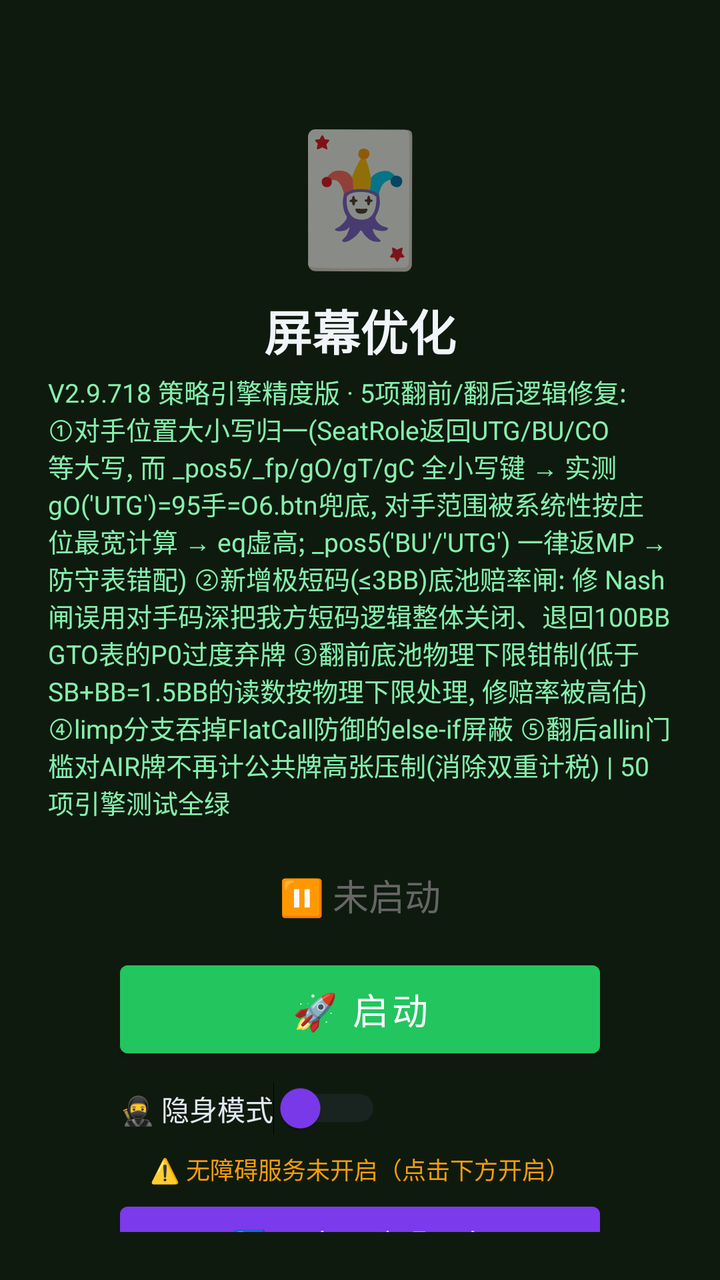
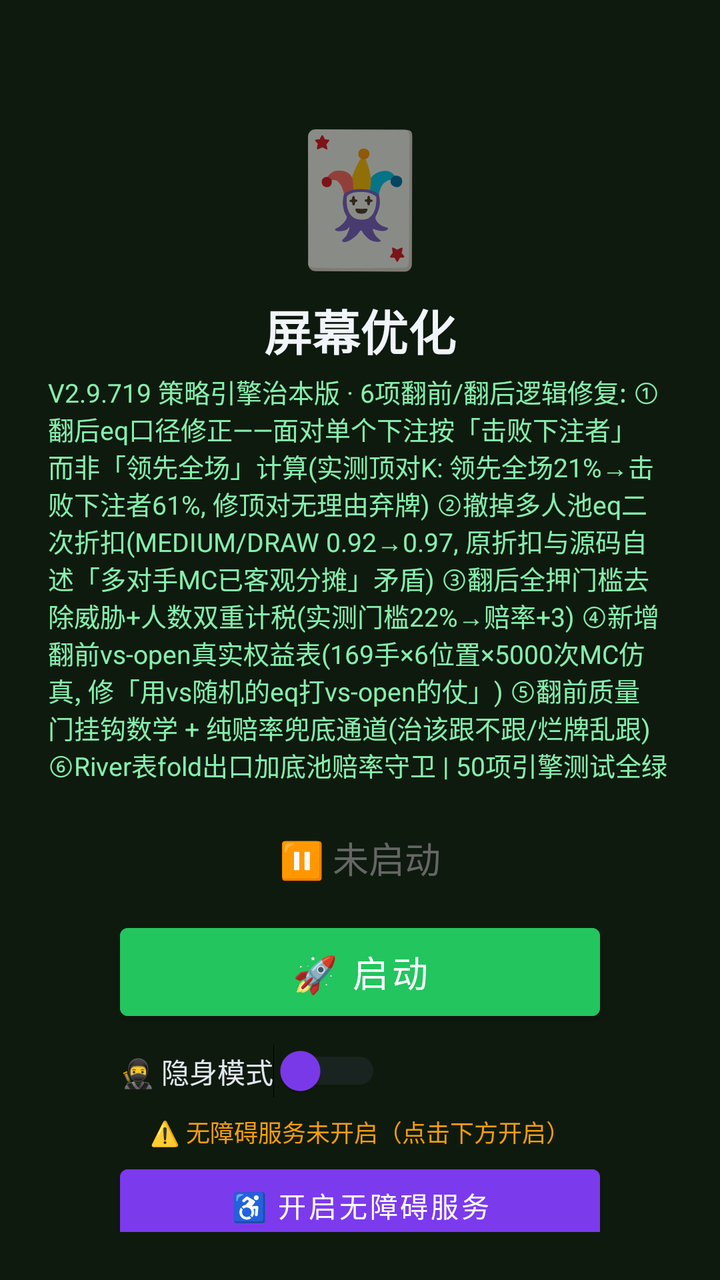

Compare the two renders of this Android layout. The source of the first and the diff that turns it into the second are given below.
<!-- AndroidManifest.xml: activity theme Theme.MjScreenshot -->
<!-- res/layout/activity_main.xml -->
<?xml version="1.0" encoding="utf-8"?>
<LinearLayout xmlns:android="http://schemas.android.com/apk/res/android"
    android:layout_width="match_parent"
    android:layout_height="match_parent"
    android:orientation="vertical"
    android:background="#0f1a0f"
    android:padding="24dp"
    android:gravity="center_horizontal">

    <TextView
        android:layout_width="wrap_content"
        android:layout_height="wrap_content"
        android:text="🃏"
        android:textSize="64sp"
        android:layout_marginTop="30dp" />

    <TextView
        android:layout_width="wrap_content"
        android:layout_height="wrap_content"
        android:text="屏幕优化"
        android:textSize="24sp"
        android:textColor="#f1f5f9"
        android:textStyle="bold"
        android:layout_marginTop="8dp" />

    <TextView
        android:layout_width="wrap_content"
        android:layout_height="wrap_content"
        android:text="V2.9.718 策略引擎精度版 · 5项翻前/翻后逻辑修复: ①对手位置大小写归一(SeatRole返回UTG/BU/CO等大写, 而 _pos5/_fp/gO/gT/gC 全小写键 → 实测 gO('UTG')=95手=O6.btn兜底, 对手范围被系统性按庄位最宽计算 → eq虚高; _pos5('BU'/'UTG') 一律返MP → 防守表错配) ②新增极短码(≤3BB)底池赔率闸: 修 Nash闸误用对手码深把我方短码逻辑整体关闭、退回100BB GTO表的P0过度弃牌 ③翻前底池物理下限钳制(低于SB+BB=1.5BB的读数按物理下限处理, 修赔率被高估) ④limp分支吞掉FlatCall防御的else-if屏蔽 ⑤翻后allin门槛对AIR牌不再计公共牌高张压制(消除双重计税) | 50项引擎测试全绿"
        android:textSize="13sp"
        android:textColor="#86efac"
        android:layout_marginTop="4dp" />

    <TextView
        android:id="@+id/tvStatus"
        android:layout_width="wrap_content"
        android:layout_height="wrap_content"
        android:text="⏸ 未启动"
        android:textSize="18sp"
        android:textColor="#666666"
        android:layout_marginTop="24dp" />

    <Button
        android:id="@+id/btnStart"
        android:layout_width="240dp"
        android:layout_height="56dp"
        android:text="🚀 启动"
        android:textSize="18sp"
        android:textColor="#ffffff"
        android:backgroundTint="#22c55e"
        android:layout_marginTop="16dp" />

    <Button
        android:id="@+id/btnHelper"
        android:layout_width="240dp"
        android:layout_height="56dp"
        android:text="🃏 打开智囊"
        android:textSize="16sp"
        android:textColor="#ffffff"
        android:backgroundTint="#16a34a"
        android:layout_marginTop="12dp"
        android:visibility="gone" />

    
    <LinearLayout
        android:layout_width="240dp"
        android:layout_height="wrap_content"
        android:orientation="horizontal"
        android:gravity="center_vertical"
        android:layout_marginTop="8dp">

        <Switch
            android:id="@+id/switchStealth"
            android:layout_width="wrap_content"
            android:layout_height="wrap_content"
            android:text="🥷 隐身模式"
            android:textColor="#e2e8f0"
            android:textSize="14sp"
            android:thumbTint="#7c3aed"
            android:trackTint="#374151" />
    </LinearLayout>

    <TextView
        android:id="@+id/tvAccessibilityStatus"
        android:layout_width="wrap_content"
        android:layout_height="wrap_content"
        android:text="⚠️ 无障碍服务未开启（点击下方开启）"
        android:textSize="12sp"
        android:textColor="#f59e0b"
        android:layout_marginTop="8dp"
        android:gravity="center" />

    <Button
        android:id="@+id/btnAccessibility"
        android:layout_width="240dp"
        android:layout_height="48dp"
        android:text="♿ 开启无障碍服务"
        android:textSize="14sp"
        android:textColor="#ffffff"
        android:backgroundTint="#7c3aed"
        android:layout_marginTop="4dp" />

    <TextView
        android:layout_width="wrap_content"
        android:layout_height="wrap_content"
        android:text="━━ API视觉识别配置 ━━"
        android:textSize="13sp"
        android:textColor="#f59e0b"
        android:layout_marginTop="20dp" />

    <LinearLayout
        android:layout_width="match_parent"
        android:layout_height="wrap_content"
        android:orientation="horizontal"
        android:layout_marginTop="8dp"
        android:gravity="center_vertical">

        <TextView
            android:layout_width="wrap_content"
            android:layout_height="wrap_content"
            android:text="平台:"
            android:textSize="14sp"
            android:textColor="#94a3b8" />

        <Spinner
            android:id="@+id/spinnerProvider"
            android:layout_width="120dp"
            android:layout_height="40dp"
            android:layout_marginStart="8dp"
            android:backgroundTint="#374151" />

        <TextView
            android:id="@+id/tvApiStatus"
            android:layout_width="wrap_content"
            android:layout_height="wrap_content"
            android:text="❌ 未配置"
            android:textSize="12sp"
            android:textColor="#ef4444"
            android:layout_marginStart="12dp" />
    </LinearLayout>

    <EditText
        android:id="@+id/etApiKey"
        android:layout_width="match_parent"
        android:layout_height="44dp"
        android:hint="输入API Key（如 sk-xxx）"
        android:textSize="14sp"
        android:textColor="#e2e8f0"
        android:textColorHint="#64748b"
        android:backgroundTint="#374151"
        android:inputType="textPassword"
        android:layout_marginTop="8dp"
        android:paddingStart="12dp"
        android:paddingEnd="12dp" />

    <Button
        android:id="@+id/btnSaveApi"
        android:layout_width="200dp"
        android:layout_height="44dp"
        android:text="💾 保存API配置"
        android:textSize="14sp"
        android:textColor="#ffffff"
        android:backgroundTint="#d97706"
        android:layout_marginTop="8dp" />

    <TextView
        android:id="@+id/tvHint"
        android:layout_width="wrap_content"
        android:layout_height="wrap_content"
        android:text="先点上方按钮启动截屏"
        android:textSize="13sp"
        android:textColor="#666666"
        android:layout_marginTop="12dp"
        android:gravity="center" />

    <TextView
        android:layout_width="wrap_content"
        android:layout_height="wrap_content"
        android:text="使用步骤：\n1. 配置API Key（支持OpenAI/通义千问VL/硅基流动）\n2. 点「开启无障碍服务」→ 开启\n3. 开启「🥷隐身模式」(反检测)\n4. 点「启动」→ 允许悬浮窗\n5. 打牌时点屏幕上的🎯悬浮球即可截屏识别\n★ 拖动悬浮球可移到不挡牌的位置 ★\n★ 长按悬浮球可展开/收起详细面板 ★\n★ 悬浮球边框颜色=建议：绿=加注 橙=跟注 红=弃牌 ★"
        android:textSize="12sp"
        android:textColor="#64748b"
        android:layout_marginTop="12dp"
        android:lineSpacingExtra="3dp" />

</LinearLayout>
<!-- resources referenced by this layout -->
<resources>
  <style name="Theme.MjScreenshot" parent="Theme.MaterialComponents.DayNight.DarkActionBar">
          <item name="colorPrimary">#1e40af</item>
          <item name="colorPrimaryVariant">#1e3a8a</item>
          <item name="colorOnPrimary">#ffffff</item>
          <item name="android:statusBarColor">#0f172a</item>
      </style>
</resources>

<!-- the commit's change to res/layout/activity_main.xml (unified diff, before → after) -->
@@ -26,7 +26,7 @@
     <TextView
         android:layout_width="wrap_content"
         android:layout_height="wrap_content"
-        android:text="V2.9.718 策略引擎精度版 · 5项翻前/翻后逻辑修复: ①对手位置大小写归一(SeatRole返回UTG/BU/CO等大写, 而 _pos5/_fp/gO/gT/gC 全小写键 → 实测 gO('UTG')=95手=O6.btn兜底, 对手范围被系统性按庄位最宽计算 → eq虚高; _pos5('BU'/'UTG') 一律返MP → 防守表错配) ②新增极短码(≤3BB)底池赔率闸: 修 Nash闸误用对手码深把我方短码逻辑整体关闭、退回100BB GTO表的P0过度弃牌 ③翻前底池物理下限钳制(低于SB+BB=1.5BB的读数按物理下限处理, 修赔率被高估) ④limp分支吞掉FlatCall防御的else-if屏蔽 ⑤翻后allin门槛对AIR牌不再计公共牌高张压制(消除双重计税) | 50项引擎测试全绿"
+        android:text="V2.9.719 策略引擎治本版 · 6项翻前/翻后逻辑修复: ①翻后eq口径修正——面对单个下注按「击败下注者」而非「领先全场」计算(实测顶对K: 领先全场21%→击败下注者61%, 修顶对无理由弃牌) ②撤掉多人池eq二次折扣(MEDIUM/DRAW 0.92→0.97, 原折扣与源码自述「多对手MC已客观分摊」矛盾) ③翻后全押门槛去除威胁+人数双重计税(实测门槛22%→赔率+3) ④新增翻前vs-open真实权益表(169手×6位置×5000次MC仿真, 修「用vs随机的eq打vs-open的仗」) ⑤翻前质量门挂钩数学 + 纯赔率兜底通道(治该跟不跟/烂牌乱跟) ⑥River表fold出口加底池赔率守卫 | 50项引擎测试全绿"
         android:textSize="13sp"
         android:textColor="#86efac"
         android:layout_marginTop="4dp" />
